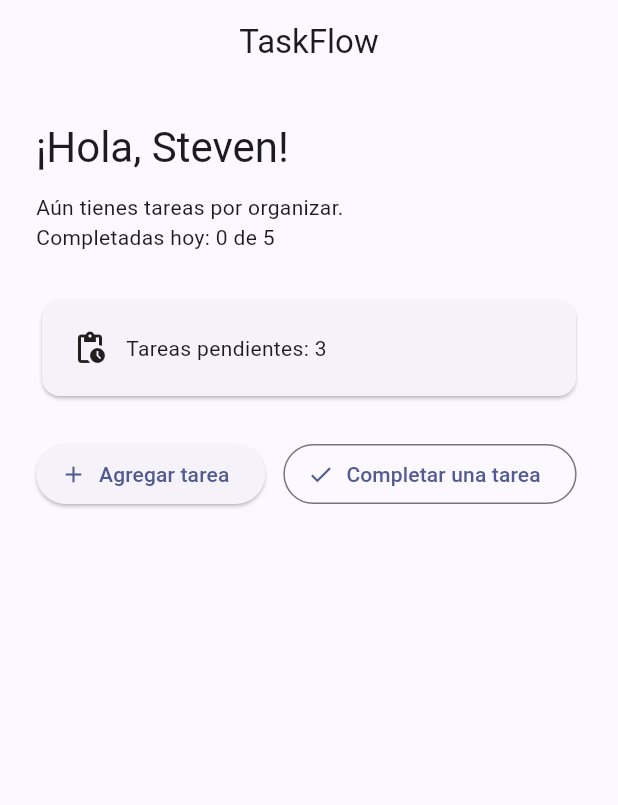
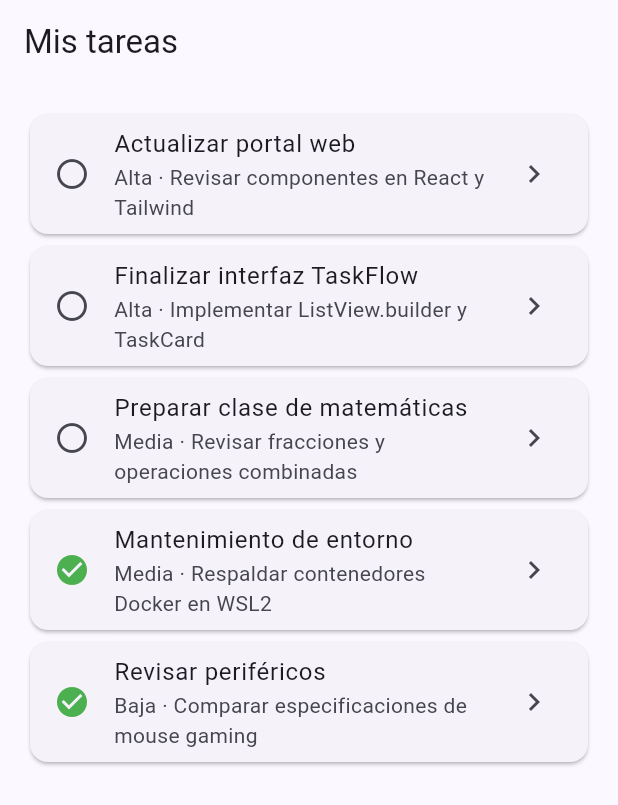
Before and after one commit to ItsSteven244/taskflow, a Flutter app: the screen it shows after launch, on a phone screen of 412 x 824 dp. Shown: the top 805 px of the screen. Run offline on Flutter 3.47's test engine with Material 3 defaults, Android fonts, the phone set to English and light mode, and no system bars.

Commit message:
feat: Semana 2 sesion 3: mostrar listado local de tareas

```diff
--- a/lib/main.dart
+++ b/lib/main.dart
@@ -16,95 +16,101 @@ class TaskFlowApp extends StatelessWidget {
         colorScheme: ColorScheme.fromSeed(seedColor: Colors.indigo),
         useMaterial3: true,
       ),
-      home: const WelcomeScreen(),
+      home: const TaskListScreen(),
     );
   }
 }
 
-class WelcomeScreen extends StatefulWidget {
-  const WelcomeScreen({super.key});
+class Task {
+  const Task({
+    required this.id,
+    required this.title,
+    required this.description,
+    required this.priority,
+    required this.isCompleted,
+  });
 
-  @override
-  State<WelcomeScreen> createState() => _WelcomeScreenState();
+  final int id;
+  final String title;
+  final String description;
+  final String priority;
+  final bool isCompleted;
 }
 
-class _WelcomeScreenState extends State<WelcomeScreen> {
-  final String studentName = 'Steven';
-  int pendingTasks = 3;
-  static const dailyGoal = 5;
-  int completedTasks = 0;
+const demoTasks = [
+  Task(
+    id: 1,
+    title: 'Actualizar portal web',
+    description: 'Revisar componentes en React y Tailwind',
+    priority: 'Alta',
+    isCompleted: false,
+  ),
+  Task(
+    id: 2,
+    title: 'Finalizar interfaz TaskFlow',
+    description: 'Implementar ListView.builder y TaskCard',
+    priority: 'Alta',
+    isCompleted: false,
+  ),
+  Task(
+    id: 3,
+    title: 'Preparar clase de matemáticas',
+    description: 'Revisar fracciones y operaciones combinadas',
+    priority: 'Media',
+    isCompleted: false,
+  ),
+  Task(
+    id: 4,
+    title: 'Mantenimiento de entorno',
+    description: 'Respaldar contenedores Docker en WSL2',
+    priority: 'Media',
+    isCompleted: true,
+  ),
+  Task(
+    id: 5,
+    title: 'Revisar periféricos',
+    description: 'Comparar especificaciones de mouse gaming',
+    priority: 'Baja',
+    isCompleted: true,
+  ),
+];
 
-  void _completeTask() {
-    if (pendingTasks == 0) {
-      return;
-    }
+class TaskCard extends StatelessWidget {
+  const TaskCard({super.key, required this.task});
 
-    setState(() {
-      pendingTasks--;
-      if (completedTasks < dailyGoal) {
-        completedTasks++;
-      }
-    });
-  }
-
-  void _addTask() {
-    setState(() {
-      pendingTasks++;
-    });
-  }
+  final Task task;
 
   @override
   Widget build(BuildContext context) {
-    final statusMessage = pendingTasks == 0
-        ? '¡Excelente! No tienes tareas pendientes.'
-        : 'Aún tienes tareas por organizar.';
-
-    return Scaffold(
-      appBar: AppBar(title: const Text('TaskFlow'), centerTitle: true),
-      body: Padding(
-        padding: const EdgeInsets.all(24),
-        child: Column(
-          crossAxisAlignment: CrossAxisAlignment.start,
-          children: [
-            Text(
-              '¡Hola, $studentName!',
-              style: Theme.of(context).textTheme.headlineMedium,
-            ),
-            const SizedBox(height: 12),
-            Text(statusMessage),
-            Text('Completadas hoy: $completedTasks de $dailyGoal'),
-            const SizedBox(height: 28),
-            Card(
-              child: Padding(
-                padding: const EdgeInsets.all(20),
-                child: Row(
-                  children: [
-                    const Icon(Icons.pending_actions),
-                    const SizedBox(width: 12),
-                    Text('Tareas pendientes: $pendingTasks'),
-                  ],
-                ),
-              ),
-            ),
-            const SizedBox(height: 24),
-            Wrap(
-              spacing: 12,
-              children: [
-                ElevatedButton.icon(
-                  onPressed: _addTask,
-                  icon: const Icon(Icons.add),
-                  label: const Text('Agregar tarea'),
-                ),
-                OutlinedButton.icon(
-                  onPressed: pendingTasks == 0 ? null : _completeTask,
-                  icon: const Icon(Icons.done),
-                  label: const Text('Completar una tarea'),
-                ),
-              ],
-            ),
-          ],
+    return Card(
+      child: ListTile(
+        leading: Icon(
+          task.isCompleted ? Icons.check_circle : Icons.radio_button_unchecked,
+          color: task.isCompleted ? Colors.green : null,
         ),
+        title: Text(task.title),
+        subtitle: Text('${task.priority} · ${task.description}'),
+        trailing: const Icon(Icons.chevron_right),
       ),
     );
   }
 }
+
+class TaskListScreen extends StatelessWidget {
+  const TaskListScreen({super.key});
+
+  @override
+  Widget build(BuildContext context) {
+    return Scaffold(
+      appBar: AppBar(title: const Text('Mis tareas')),
+      body: ListView.builder(
+        padding: const EdgeInsets.all(16),
+        itemCount: demoTasks.length,
+        itemBuilder: (context, index) {
+          final task = demoTasks[index];
+          return TaskCard(task: task);
+        },
+      ),
+    );
+  }
+}
```
